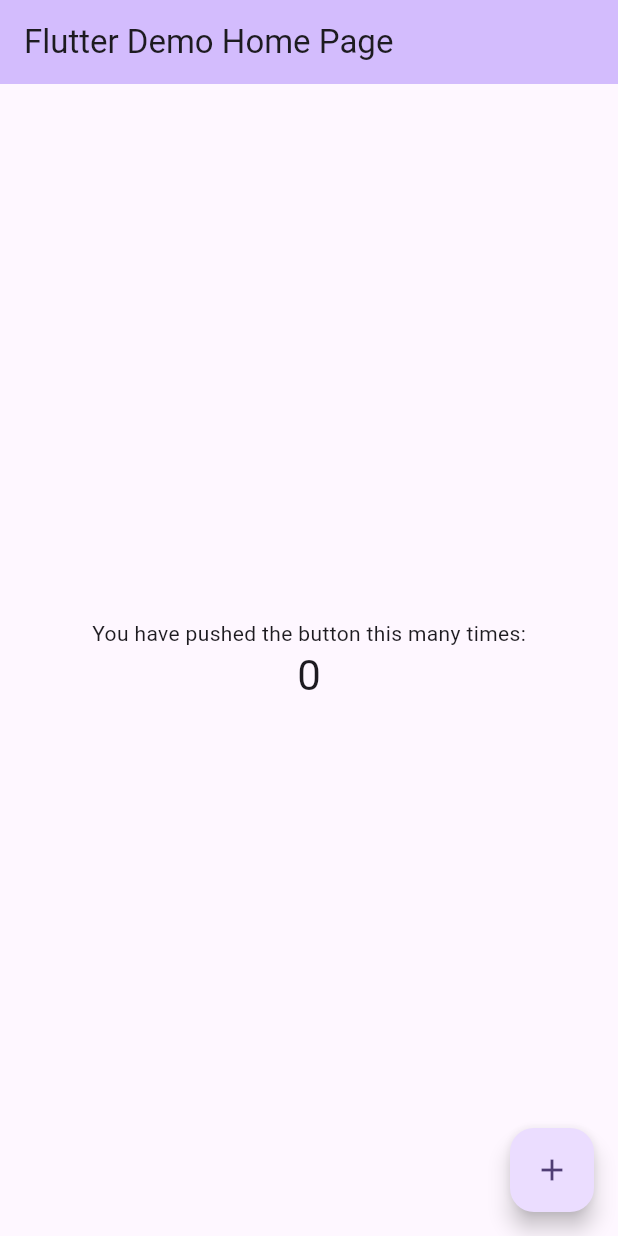
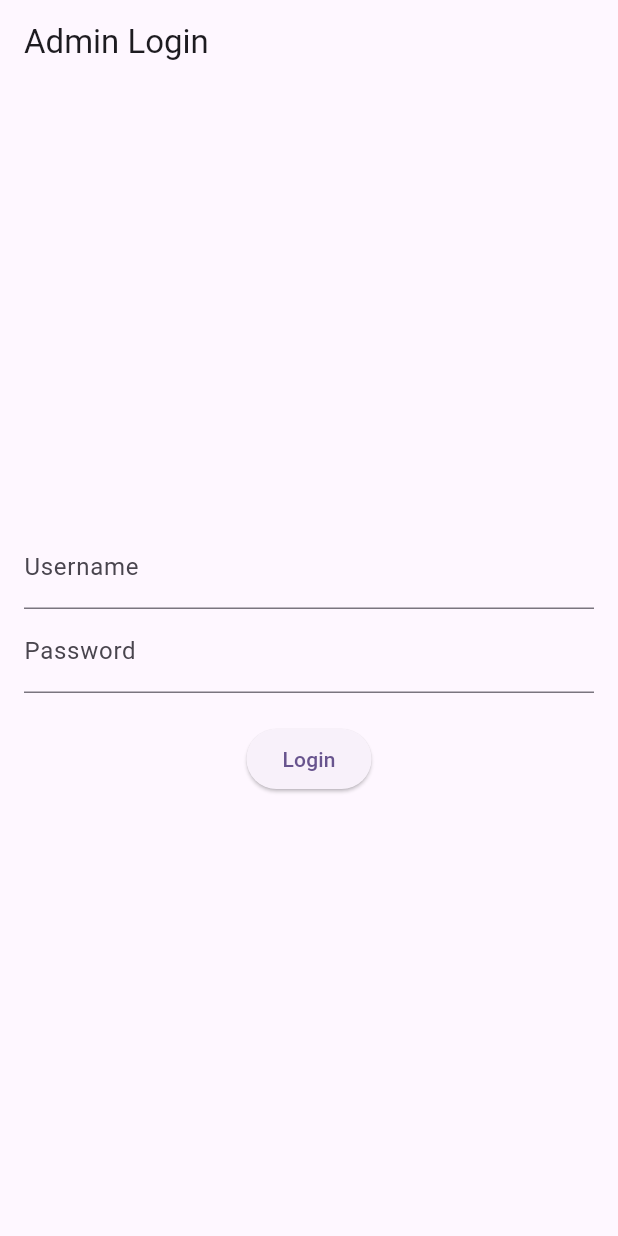
Before and after one commit to sri5737/deekshana-castle-management, a Flutter app: the screen it shows after launch, on a phone screen of 412 x 824 dp. Run offline on Flutter 3.47's test engine with Material 3 defaults, Android fonts, the phone set to English and light mode, and no system bars; our stand-ins replace file_picker, hive, hive_flutter, image_picker; accounts and stored records are empty.

Commit message:
Registration module: admin login, hosteler CRUD, Provider+Hive integration, README update

```diff
--- a/flutter_app/lib/main.dart
+++ b/flutter_app/lib/main.dart
@@ -1,122 +1,35 @@
 import 'package:flutter/material.dart';
+import 'package:provider/provider.dart';
+import 'package:hive_flutter/hive_flutter.dart';
+import 'registration/admin_login_screen.dart';
+import 'registration/hosteler_list_screen.dart';
+import 'registration/hosteler_provider.dart';
 
-void main() {
+void main() async {
+  WidgetsFlutterBinding.ensureInitialized();
+  await Hive.initFlutter();
   runApp(const MyApp());
 }
 
 class MyApp extends StatelessWidget {
   const MyApp({super.key});
 
-  // This widget is the root of your application.
   @override
   Widget build(BuildContext context) {
-    return MaterialApp(
-      title: 'Flutter Demo',
-      theme: ThemeData(
-        // This is the theme of your application.
-        //
-        // TRY THIS: Try running your application with "flutter run". You'll see
-        // the application has a purple toolbar. Then, without quitting the app,
-        // try changing the seedColor in the colorScheme below to Colors.green
-        // and then invoke "hot reload" (save your changes or press the "hot
-        // reload" button in a Flutter-supported IDE, or press "r" if you used
-        // the command line to start the app).
-        //
-        // Notice that the counter didn't reset back to zero; the application
-        // state is not lost during the reload. To reset the state, use hot
-        // restart instead.
-        //
-        // This works for code too, not just values: Most code changes can be
-        // tested with just a hot reload.
-        colorScheme: ColorScheme.fromSeed(seedColor: Colors.deepPurple),
+    return ChangeNotifierProvider(
+      create: (_) => HostelerProvider()..loadHostelers(),
+      child: MaterialApp(
+        title: 'Deekshana Castle Management',
+        theme: ThemeData(
+          colorScheme: ColorScheme.fromSeed(seedColor: Colors.deepPurple),
+        ),
+        initialRoute: '/',
+        routes: {
+          '/': (context) => const AdminLoginScreen(),
+          '/hostelerList': (context) => const HostelerListScreen(),
+        },
       ),
-      home: const MyHomePage(title: 'Flutter Demo Home Page'),
     );
   }
 }
-
-class MyHomePage extends StatefulWidget {
-  const MyHomePage({super.key, required this.title});
-
-  // This widget is the home page of your application. It is stateful, meaning
-  // that it has a State object (defined below) that contains fields that affect
-  // how it looks.
-
-  // This class is the configuration for the state. It holds the values (in this
-  // case the title) provided by the parent (in this case the App widget) and
-  // used by the build method of the State. Fields in a Widget subclass are
-  // always marked "final".
-
-  final String title;
-
-  @override
-  State<MyHomePage> createState() => _MyHomePageState();
-}
-
-class _MyHomePageState extends State<MyHomePage> {
-  int _counter = 0;
-
-  void _incrementCounter() {
-    setState(() {
-      // This call to setState tells the Flutter framework that something has
-      // changed in this State, which causes it to rerun the build method below
-      // so that the display can reflect the updated values. If we changed
-      // _counter without calling setState(), then the build method would not be
-      // called again, and so nothing would appear to happen.
-      _counter++;
-    });
-  }
-
-  @override
-  Widget build(BuildContext context) {
-    // This method is rerun every time setState is called, for instance as done
-    // by the _incrementCounter method above.
-    //
-    // The Flutter framework has been optimized to make rerunning build methods
-    // fast, so that you can just rebuild anything that needs updating rather
-    // than having to individually change instances of widgets.
-    return Scaffold(
-      appBar: AppBar(
-        // TRY THIS: Try changing the color here to a specific color (to
-        // Colors.amber, perhaps?) and trigger a hot reload to see the AppBar
-        // change color while the other colors stay the same.
-        backgroundColor: Theme.of(context).colorScheme.inversePrimary,
-        // Here we take the value from the MyHomePage object that was created by
-        // the App.build method, and use it to set our appbar title.
-        title: Text(widget.title),
-      ),
-      body: Center(
-        // Center is a layout widget. It takes a single child and positions it
-        // in the middle of the parent.
-        child: Column(
-          // Column is also a layout widget. It takes a list of children and
-          // arranges them vertically. By default, it sizes itself to fit its
-          // children horizontally, and tries to be as tall as its parent.
-          //
-          // Column has various properties to control how it sizes itself and
-          // how it positions its children. Here we use mainAxisAlignment to
-          // center the children vertically; the main axis here is the vertical
-          // axis because Columns are vertical (the cross axis would be
-          // horizontal).
-          //
-          // TRY THIS: Invoke "debug painting" (choose the "Toggle Debug Paint"
-          // action in the IDE, or press "p" in the console), to see the
-          // wireframe for each widget.
-          mainAxisAlignment: MainAxisAlignment.center,
-          children: <Widget>[
-            const Text('You have pushed the button this many times:'),
-            Text(
-              '$_counter',
-              style: Theme.of(context).textTheme.headlineMedium,
-            ),
-          ],
-        ),
-      ),
-      floatingActionButton: FloatingActionButton(
-        onPressed: _incrementCounter,
-        tooltip: 'Increment',
-        child: const Icon(Icons.add),
-      ), // This trailing comma makes auto-formatting nicer for build methods.
-    );
-  }
-}
+// ...removed default counter app code...
--- /dev/null
+++ b/flutter_app/lib/registration/admin_login_screen.dart
@@ -0,0 +1,69 @@
+import 'package:flutter/material.dart';
+
+class AdminLoginScreen extends StatefulWidget {
+  const AdminLoginScreen({Key? key}) : super(key: key);
+
+  @override
+  State<AdminLoginScreen> createState() => _AdminLoginScreenState();
+}
+
+class _AdminLoginScreenState extends State<AdminLoginScreen> {
+  final _formKey = GlobalKey<FormState>();
+  final _usernameController = TextEditingController();
+  final _passwordController = TextEditingController();
+  String? _error;
+
+  void _login() {
+    if (_formKey.currentState!.validate()) {
+      // Mock credentials
+      if (_usernameController.text == 'admin' && _passwordController.text == 'admin123') {
+        Navigator.pushReplacementNamed(context, '/hostelerList');
+      } else {
+        setState(() {
+          _error = 'Invalid username or password';
+        });
+      }
+    }
+  }
+
+  @override
+  Widget build(BuildContext context) {
+    return Scaffold(
+      appBar: AppBar(title: const Text('Admin Login')),
+      body: Center(
+        child: Padding(
+          padding: const EdgeInsets.all(16.0),
+          child: Form(
+            key: _formKey,
+            child: Column(
+              mainAxisSize: MainAxisSize.min,
+              children: [
+                TextFormField(
+                  controller: _usernameController,
+                  decoration: const InputDecoration(labelText: 'Username'),
+                  validator: (value) => value == null || value.isEmpty ? 'Enter username' : null,
+                ),
+                TextFormField(
+                  controller: _passwordController,
+                  decoration: const InputDecoration(labelText: 'Password'),
+                  obscureText: true,
+                  validator: (value) => value == null || value.isEmpty ? 'Enter password' : null,
+                ),
+                if (_error != null)
+                  Padding(
+                    padding: const EdgeInsets.only(top: 8.0),
+                    child: Text(_error!, style: const TextStyle(color: Colors.red)),
+                  ),
+                const SizedBox(height: 20),
+                ElevatedButton(
+                  onPressed: _login,
+                  child: const Text('Login'),
+                ),
+              ],
+            ),
+          ),
+        ),
+      ),
+    );
+  }
+}
--- /dev/null
+++ b/flutter_app/lib/registration/models.dart
@@ -0,0 +1,75 @@
+// Hosteler model for registration
+class Hosteler {
+  String name;
+  String roomNumber;
+  String contactNumber;
+  DateTime joiningDate;
+  String status; // 'Active' or 'Inactive'
+  String profilePhotoPath;
+  String registrationDocPath;
+  String aadharNumber;
+  String aadharPhotoPath;
+  String emergencyContact;
+  String contactAddress;
+  String workAddress;
+  double advanceAmount;
+  String roomType; // 'AC Single', 'AC Double Sharing', 'Non-AC 4 Sharing'
+
+  Hosteler({
+    required this.name,
+    required this.roomNumber,
+    required this.contactNumber,
+    required this.joiningDate,
+    required this.status,
+    required this.profilePhotoPath,
+    required this.registrationDocPath,
+    required this.aadharNumber,
+    required this.aadharPhotoPath,
+    required this.emergencyContact,
+    required this.contactAddress,
+    required this.workAddress,
+    required this.advanceAmount,
+    required this.roomType,
+  });
+
+  Map<String, dynamic> toJson() => {
+    'name': name,
+    'roomNumber': roomNumber,
+    'contactNumber': contactNumber,
+    'joiningDate': joiningDate.toIso8601String(),
+    'status': status,
+    'profilePhotoPath': profilePhotoPath,
+    'registrationDocPath': registrationDocPath,
+    'aadharNumber': aadharNumber,
+    'aadharPhotoPath': aadharPhotoPath,
+    'emergencyContact': emergencyContact,
+    'contactAddress': contactAddress,
+    'workAddress': workAddress,
+    'advanceAmount': advanceAmount,
+    'roomType': roomType,
+  };
+
+  static Hosteler fromJson(Map<String, dynamic> json) => Hosteler(
+    name: json['name'],
+    roomNumber: json['roomNumber'],
+    contactNumber: json['contactNumber'],
+    joiningDate: DateTime.parse(json['joiningDate']),
+    status: json['status'],
+    profilePhotoPath: json['profilePhotoPath'],
+    registrationDocPath: json['registrationDocPath'],
+    aadharNumber: json['aadharNumber'],
+    aadharPhotoPath: json['aadharPhotoPath'],
+    emergencyContact: json['emergencyContact'],
+    contactAddress: json['contactAddress'],
+    workAddress: json['workAddress'],
+    advanceAmount: (json['advanceAmount'] as num).toDouble(),
+    roomType: json['roomType'],
+  );
+}
+
+// Admin model for login
+class Admin {
+  String username;
+  String password;
+  Admin({required this.username, required this.password});
+}
--- a/flutter_app/pubspec.yaml
+++ b/flutter_app/pubspec.yaml
@@ -34,6 +34,12 @@ dependencies:
   # The following adds the Cupertino Icons font to your application.
   # Use with the CupertinoIcons class for iOS style icons.
   cupertino_icons: ^1.0.8
+
+  provider: ^6.0.5
+  hive: ^2.2.3
+  hive_flutter: ^1.1.0
+  image_picker: ^1.0.7
+  file_picker: ^6.1.1
 
 dev_dependencies:
   flutter_test:
```
Also changed, not shown: flutter_app/lib/registration/hosteler_form_screen.dart (added, +208 -0 lines), flutter_app/lib/registration/hosteler_list_screen.dart (added, +89 -0 lines), flutter_app/lib/registration/hosteler_provider.dart (added, +32 -0 lines), 1 other file.
